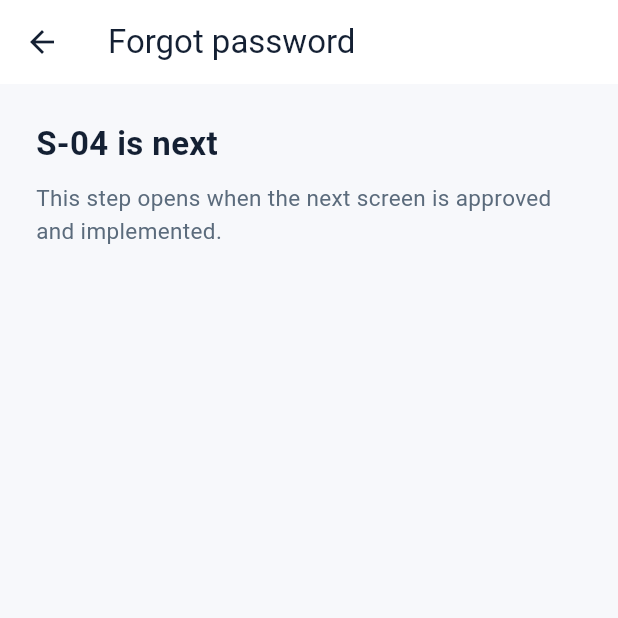
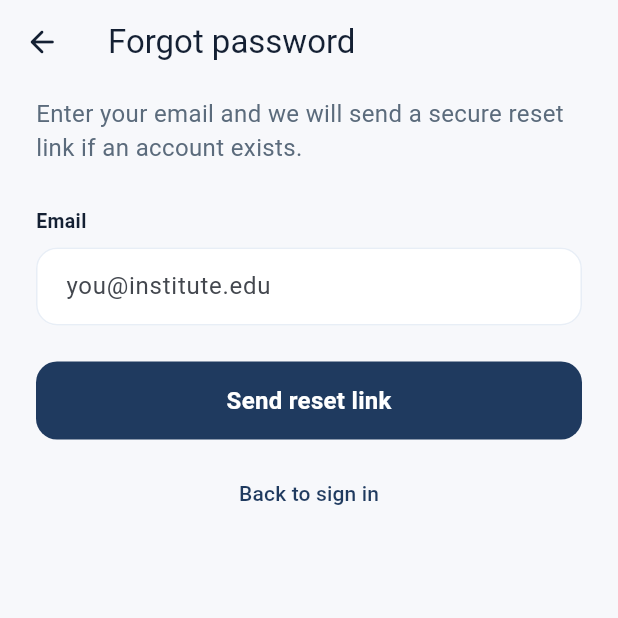
Before and after one commit to nasirmundaractims/Pragyu-mobile, a Flutter app: the SignInScreen screen opened by its route, after a tap on "Forgot password?", on a phone screen of 412 x 824 dp, the top half of it. Run offline on Flutter 3.47's test engine with Material 3 defaults, Android fonts, the phone set to English and light mode, and no system bars; our stand-ins replace flutter_secure_storage; accounts and stored records are empty.

Commit message:
student:04

```diff
--- a/student/lib/app/router/app_router.dart
+++ b/student/lib/app/router/app_router.dart
@@ -1,18 +1,19 @@
 import 'package:flutter/material.dart';
 
 import '../../features/auth/presentation/screens/auth_success_stub_screen.dart';
+import '../../features/auth/presentation/screens/forgot_password_screen.dart';
 import '../../features/auth/presentation/screens/sign_in_screen.dart';
 import '../../features/splash/presentation/screens/splash_screen.dart';
 import '../../features/welcome/presentation/screens/auth_flow_stub_screen.dart';
 import '../../features/welcome/presentation/screens/welcome_screen.dart';
 
-/// Central route names. S-04 Forgot password is stubbed only.
+/// Central route names. S-05 Org picker is not implemented yet.
 abstract final class AppRoutes {
   static const splash = '/';
   static const welcome = '/welcome';
   static const signIn = '/sign-in';
+  static const forgotPassword = '/forgot-password';
   static const createAccountStub = '/create-account-stub';
-  static const forgotPasswordStub = '/forgot-password-stub';
   static const authSuccessStub = '/auth-success-stub';
 }
 
@@ -33,20 +34,17 @@ Route<dynamic> onGenerateRoute(RouteSettings settings) {
         settings: settings,
         builder: (_) => const SignInScreen(),
       );
+    case AppRoutes.forgotPassword:
+      return MaterialPageRoute<void>(
+        settings: settings,
+        builder: (_) => const ForgotPasswordScreen(),
+      );
     case AppRoutes.createAccountStub:
       return MaterialPageRoute<void>(
         settings: settings,
         builder: (_) => const AuthFlowStubScreen(
           title: 'Create account',
           nextScreenId: 'Create account',
-        ),
-      );
-    case AppRoutes.forgotPasswordStub:
-      return MaterialPageRoute<void>(
-        settings: settings,
-        builder: (_) => const AuthFlowStubScreen(
-          title: 'Forgot password',
-          nextScreenId: 'S-04',
         ),
       );
     case AppRoutes.authSuccessStub:
--- a/student/lib/features/auth/data/auth_repository.dart
+++ b/student/lib/features/auth/data/auth_repository.dart
@@ -16,6 +16,9 @@ abstract class AuthGateway {
     required String challengeToken,
     required String code,
   });
+
+  /// Requests a reset email. API always succeeds (no account enumeration).
+  Future<void> forgotPassword({required String email});
 
   Future<void> clearSession();
 }
@@ -82,6 +85,14 @@ class AuthRepository implements AuthGateway {
   }
 
   @override
+  Future<void> forgotPassword({required String email}) async {
+    await _api.post(
+      '/auth/forgot-password',
+      body: {'email': email.trim()},
+    );
+  }
+
+  @override
   Future<void> clearSession() => _tokens.clear();
 
   AuthSession _sessionFromData(Map<String, dynamic> data) {
--- a/student/lib/features/auth/presentation/screens/auth_success_stub_screen.dart
+++ b/student/lib/features/auth/presentation/screens/auth_success_stub_screen.dart
@@ -28,8 +28,7 @@ class AuthSuccessStubScreen extends StatelessWidget {
               SizedBox(height: 10),
               Text(
                 'S-03 Sign in is complete. Session tokens are stored securely.\n\n'
-                'Next up: S-05 Organization / institute picker '
-                '(S-04 Forgot password is a separate entry from Sign in).',
+                'Next up: S-05 Organization / institute picker.',
                 style: TextStyle(
                   fontSize: 15,
                   height: 1.45,
--- /dev/null
+++ b/student/lib/features/auth/presentation/screens/forgot_password_screen.dart
@@ -0,0 +1,236 @@
+import 'package:flutter/material.dart';
+import 'package:flutter/services.dart';
+
+import 'package:student_mobile/app/router/app_router.dart';
+import 'package:student_mobile/app/theme/app_colors.dart';
+import 'package:student_mobile/app/widgets/app_text_field.dart';
+import 'package:student_mobile/app/widgets/primary_button.dart';
+import 'package:student_mobile/app/widgets/secondary_button.dart';
+import 'package:student_mobile/core/network/api_exception.dart';
+import 'package:student_mobile/features/auth/data/auth_repository.dart';
+
+/// S-04 Forgot password — request a secure reset link by email.
+class ForgotPasswordScreen extends StatefulWidget {
+  const ForgotPasswordScreen({
+    super.key,
+    this.authRepository,
+    this.initialEmail,
+  });
+
+  final AuthGateway? authRepository;
+  final String? initialEmail;
+
+  @override
+  State<ForgotPasswordScreen> createState() => _ForgotPasswordScreenState();
+}
+
+class _ForgotPasswordScreenState extends State<ForgotPasswordScreen> {
+  late final AuthGateway _auth =
+      widget.authRepository ?? AuthRepository();
+  late final TextEditingController _emailController;
+
+  bool _submitting = false;
+  bool _sent = false;
+  String? _emailError;
+  String? _formError;
+
+  @override
+  void initState() {
+    super.initState();
+    _emailController = TextEditingController(text: widget.initialEmail ?? '');
+  }
+
+  @override
+  void dispose() {
+    _emailController.dispose();
+    super.dispose();
+  }
+
+  Future<void> _submit() async {
+    if (_submitting) return;
+    FocusScope.of(context).unfocus();
+
+    final email = _emailController.text.trim();
+    setState(() {
+      _emailError = email.isEmpty
+          ? 'Enter your email'
+          : (!_isEmail(email) ? 'Enter a valid email' : null);
+      _formError = null;
+    });
+    if (_emailError != null) return;
+
+    setState(() => _submitting = true);
+    try {
+      await _auth.forgotPassword(email: email);
+      if (!mounted) return;
+      setState(() {
+        _sent = true;
+        _formError = null;
+      });
+    } on ApiException catch (error) {
+      if (!mounted) return;
+      setState(() {
+        _emailError = error.fieldErrors['email'];
+        _formError = error.message;
+      });
+    } catch (_) {
+      if (!mounted) return;
+      setState(() {
+        _formError = 'Unable to send reset email. Try again.';
+      });
+    } finally {
+      if (mounted) setState(() => _submitting = false);
+    }
+  }
+
+  static bool _isEmail(String value) {
+    return RegExp(r'^[^@\s]+@[^@\s]+\.[^@\s]+$').hasMatch(value);
+  }
+
+  void _backToSignIn() {
+    if (Navigator.of(context).canPop()) {
+      Navigator.of(context).pop();
+      return;
+    }
+    Navigator.of(context).pushReplacementNamed(AppRoutes.signIn);
+  }
+
+  @override
+  Widget build(BuildContext context) {
+    return AnnotatedRegion<SystemUiOverlayStyle>(
+      value: SystemUiOverlayStyle.dark,
+      child: Scaffold(
+        backgroundColor: AppColors.background,
+        appBar: AppBar(
+          backgroundColor: AppColors.background,
+          title: const Text('Forgot password'),
+          leading: IconButton(
+            icon: const Icon(Icons.arrow_back_rounded),
+            onPressed: _submitting ? null : _backToSignIn,
+          ),
+        ),
+        body: SafeArea(
+          child: SingleChildScrollView(
+            padding: const EdgeInsets.fromLTRB(24, 8, 24, 28),
+            child: _sent ? _buildSentState() : _buildFormState(),
+          ),
+        ),
+      ),
+    );
+  }
+
+  Widget _buildFormState() {
+    return Column(
+      crossAxisAlignment: CrossAxisAlignment.stretch,
+      children: [
+        const Text(
+          'Enter your email and we will send a secure reset link if an account exists.',
+          style: TextStyle(
+            fontSize: 16,
+            height: 1.45,
+            color: AppColors.muted,
+          ),
+        ),
+        const SizedBox(height: 28),
+        if (_formError != null) ...[
+          _ErrorBanner(message: _formError!),
+          const SizedBox(height: 16),
+        ],
+        AppTextField(
+          controller: _emailController,
+          label: 'Email',
+          hint: 'you@institute.edu',
+          keyboardType: TextInputType.emailAddress,
+          textInputAction: TextInputAction.done,
+          enabled: !_submitting,
+          errorText: _emailError,
+          autofillHints: const [AutofillHints.email],
+          onSubmitted: (_) => _submit(),
+        ),
+        const SizedBox(height: 24),
+        PrimaryButton(
+          label: _submitting ? 'Sending…' : 'Send reset link',
+          onPressed: _submitting ? null : _submit,
+        ),
+        const SizedBox(height: 12),
+        TextButton(
+          onPressed: _submitting ? null : _backToSignIn,
+          child: const Text('Back to sign in'),
+        ),
+      ],
+    );
+  }
+
+  Widget _buildSentState() {
+    return Column(
+      crossAxisAlignment: CrossAxisAlignment.stretch,
+      children: [
+        Container(
+          width: 56,
+          height: 56,
+          decoration: BoxDecoration(
+            color: AppColors.brandSoft,
+            borderRadius: BorderRadius.circular(16),
+          ),
+          alignment: Alignment.center,
+          child: const Icon(
+            Icons.mark_email_read_outlined,
+            color: AppColors.brand,
+            size: 28,
+          ),
+        ),
+        const SizedBox(height: 20),
+        const Text(
+          'Check your inbox',
+          style: TextStyle(
+            fontSize: 24,
+            fontWeight: FontWeight.w700,
+            color: AppColors.ink,
+          ),
+        ),
+        const SizedBox(height: 10),
+        Text(
+          'If an account exists for ${_emailController.text.trim()}, '
+          'password reset instructions are on the way.',
+          style: const TextStyle(
+            fontSize: 15,
+            height: 1.45,
+            color: AppColors.muted,
+          ),
+        ),
+        const SizedBox(height: 28),
+        SecondaryButton(
+          label: 'Back to sign in',
+          onPressed: _backToSignIn,
+        ),
+      ],
+    );
+  }
+}
+
+class _ErrorBanner extends StatelessWidget {
+  const _ErrorBanner({required this.message});
+
+  final String message;
+
+  @override
+  Widget build(BuildContext context) {
+    return Container(
+      width: double.infinity,
+      padding: const EdgeInsets.all(14),
+      decoration: BoxDecoration(
+        color: const Color(0xFFFDECEA),
+        borderRadius: BorderRadius.circular(12),
+        border: Border.all(color: AppColors.danger.withValues(alpha: 0.25)),
+      ),
+      child: Text(
+        message,
+        style: const TextStyle(
+          color: AppColors.danger,
+          height: 1.4,
+          fontSize: 14,
+        ),
+      ),
+    );
+  }
+}
--- a/student/lib/features/auth/presentation/screens/sign_in_screen.dart
+++ b/student/lib/features/auth/presentation/screens/sign_in_screen.dart
@@ -258,7 +258,7 @@ class _SignInScreenState extends State<SignInScreen> {
                             ? null
                             : () {
                                 Navigator.of(context)
-                                    .pushNamed(AppRoutes.forgotPasswordStub);
+                                    .pushNamed(AppRoutes.forgotPassword);
                               },
                         child: const Text('Forgot password?'),
                       ),
```
Also changed, not shown: 4 other files.
